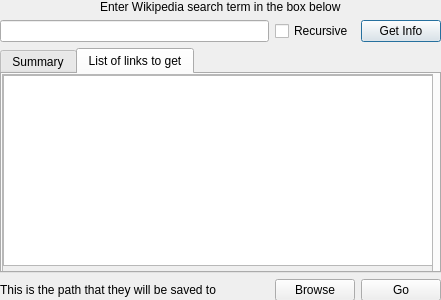
The window that WikepediaProject/wikipediaGui.ui (lazzaroevan/Python-Projects) describes before a commit, drawn with Qt 5.
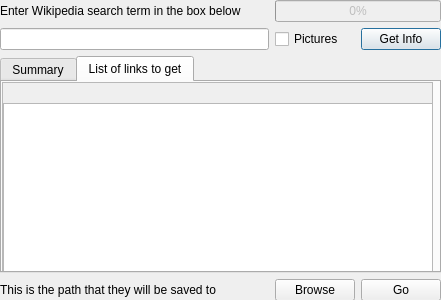
The same window after the commit. The open tabs and pages were chosen to show the change.

Commit message: Program almost finsished

What changed in the file:
```diff
--- a/WikepediaProject/wikipediaGui.ui
+++ b/WikepediaProject/wikipediaGui.ui
@@ -23,37 +23,7 @@
     </rect>
    </property>
    <layout class="QGridLayout" name="mainGrid">
-    <item row="1" column="1">
-     <widget class="QCheckBox" name="recursiveCheck">
-      <property name="toolTip">
-       <string>Recursively get every page that is linked to any page linked to any page linked.....</string>
-      </property>
-      <property name="text">
-       <string>Recursive</string>
-      </property>
-     </widget>
-    </item>
-    <item row="1" column="2">
-     <widget class="QPushButton" name="tryWikipediaSearchButton">
-      <property name="text">
-       <string>Get Info</string>
-      </property>
-      <property name="autoDefault">
-       <bool>true</bool>
-      </property>
-      <property name="default">
-       <bool>true</bool>
-      </property>
-     </widget>
-    </item>
-    <item row="0" column="0" colspan="3" alignment="Qt::AlignHCenter">
-     <widget class="QLabel" name="mainLabel">
-      <property name="text">
-       <string>Enter Wikipedia search term in the box below</string>
-      </property>
-     </widget>
-    </item>
-    <item row="1" column="0">
+    <item row="2" column="0">
      <widget class="QLineEdit" name="searchTerm">
       <property name="statusTip">
        <string/>
@@ -66,7 +36,30 @@
       </property>
      </widget>
     </item>
-    <item row="2" column="0" colspan="3">
+    <item row="2" column="2">
+     <widget class="QPushButton" name="tryWikipediaSearchButton">
+      <property name="text">
+       <string>Get Info</string>
+      </property>
+      <property name="autoDefault">
+       <bool>true</bool>
+      </property>
+      <property name="default">
+       <bool>true</bool>
+      </property>
+     </widget>
+    </item>
+    <item row="2" column="1">
+     <widget class="QCheckBox" name="picturesCheck">
+      <property name="toolTip">
+       <string>Recursively get every page that is linked to any page linked to any page linked.....</string>
+      </property>
+      <property name="text">
+       <string>Pictures</string>
+      </property>
+     </widget>
+    </item>
+    <item row="3" column="0" colspan="3">
      <widget class="QTabWidget" name="tabsSummaryLinkList">
       <property name="toolTip">
        <string>Links to all the wikipedia pages that will be downloaded along with the initial one</string>
@@ -112,7 +105,7 @@
            <string>&lt;!DOCTYPE HTML PUBLIC &quot;-//W3C//DTD HTML 4.0//EN&quot; &quot;http://www.w3.org/TR/REC-html40/strict.dtd&quot;&gt;
 &lt;html&gt;&lt;head&gt;&lt;meta name=&quot;qrichtext&quot; content=&quot;1&quot; /&gt;&lt;style type=&quot;text/css&quot;&gt;
 p, li { white-space: pre-wrap; }
-&lt;/style&gt;&lt;/head&gt;&lt;body style=&quot; font-family:'MS Shell Dlg 2'; font-size:8.25pt; font-weight:400; font-style:normal;&quot;&gt;
+&lt;/style&gt;&lt;/head&gt;&lt;body style=&quot; font-family:'MS Shell Dlg 2'; font-size:8pt; font-weight:400; font-style:normal;&quot;&gt;
 &lt;p style=&quot;-qt-paragraph-type:empty; margin-top:0px; margin-bottom:0px; margin-left:0px; margin-right:0px; -qt-block-indent:0; text-indent:0px; font-family:'Segoe UI'; font-size:9pt;&quot;&gt;&lt;br /&gt;&lt;/p&gt;&lt;/body&gt;&lt;/html&gt;</string>
           </property>
          </widget>
@@ -144,7 +137,7 @@
            <height>215</height>
           </rect>
          </property>
-         <widget class="QListWidget" name="listOfLinksBox">
+         <widget class="QWidget" name="verticalLayoutWidget">
           <property name="geometry">
            <rect>
             <x>0</x>
@@ -153,13 +146,25 @@
             <height>191</height>
            </rect>
           </property>
+          <layout class="QVBoxLayout" name="verticalLayout">
+           <item>
+            <widget class="QLabel" name="progressTracker">
+             <property name="text">
+              <string/>
+             </property>
+            </widget>
+           </item>
+           <item>
+            <widget class="QListWidget" name="listOfLinksBox"/>
+           </item>
+          </layout>
          </widget>
         </widget>
        </widget>
       </widget>
      </widget>
     </item>
-    <item row="3" column="2">
+    <item row="4" column="2">
      <widget class="QPushButton" name="saveFilesButton">
       <property name="toolTip">
        <string>Save Database</string>
@@ -169,20 +174,37 @@
       </property>
      </widget>
     </item>
-    <item row="3" column="0">
+    <item row="4" column="0">
      <widget class="QLabel" name="filePathLabel">
       <property name="text">
        <string>This is the path that they will be saved to</string>
       </property>
      </widget>
     </item>
-    <item row="3" column="1">
+    <item row="4" column="1">
      <widget class="QPushButton" name="saveDirectoryButton">
       <property name="text">
        <string>Browse</string>
       </property>
      </widget>
     </item>
+    <item row="1" column="0">
+     <widget class="QLabel" name="mainLabel">
+      <property name="text">
+       <string>Enter Wikipedia search term in the box below</string>
+      </property>
+     </widget>
+    </item>
+    <item row="1" column="1" colspan="2">
+     <widget class="QProgressBar" name="progressBar">
+      <property name="enabled">
+       <bool>false</bool>
+      </property>
+      <property name="value">
+       <number>0</number>
+      </property>
+     </widget>
+    </item>
    </layout>
   </widget>
  </widget>
```
The commit also changes 1 other file.
